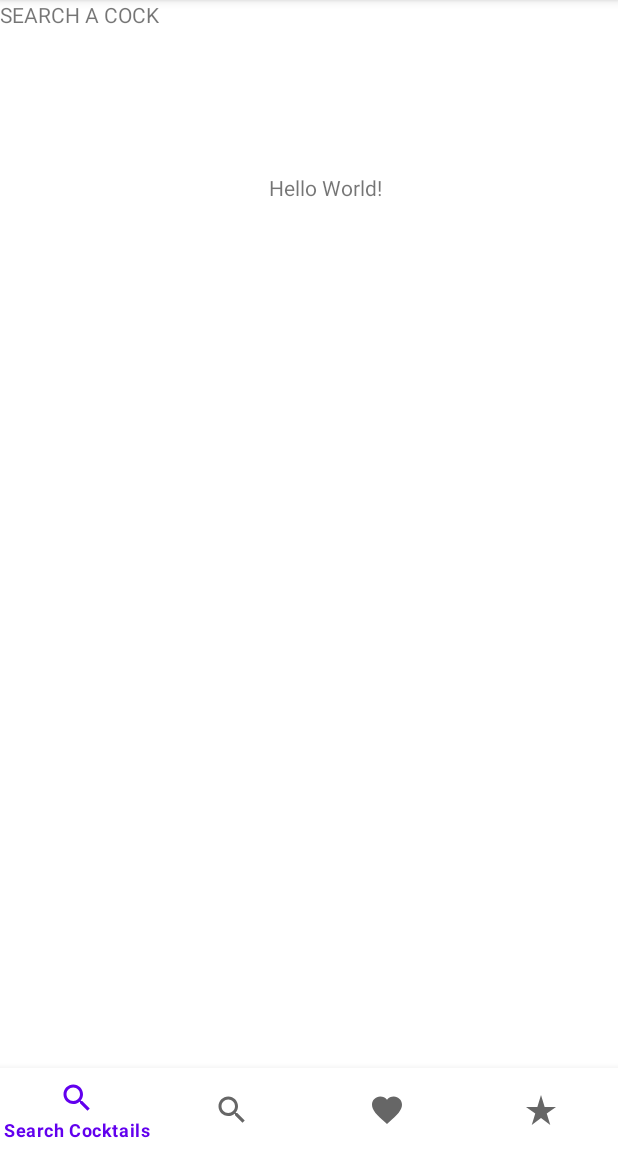
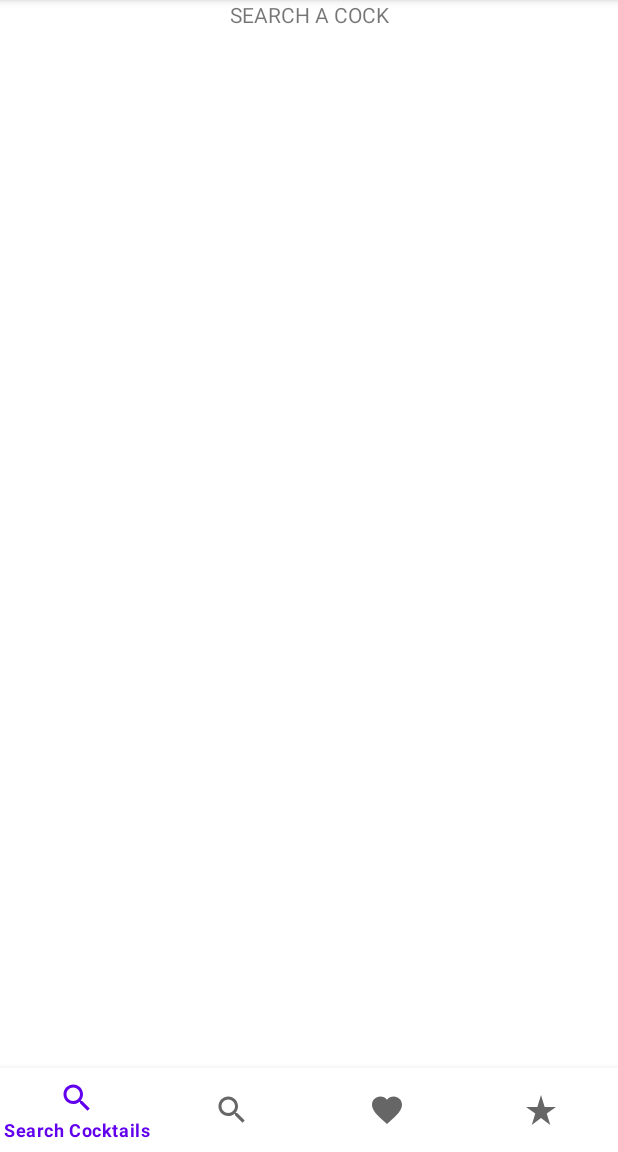
Before and after one commit to ZivSimchoni/ETZ_Cocktails, an Android app: the screen it shows after launch (MainActivity), on a phone screen of 412 x 824 dp, the part 84-1236 px from its top. Run offline under Robolectric (Android 15) with nearby library versions, the phone set to English and light mode, and no system bars; libraries missing offline, so code that uses them is left out: com.example; Roboto replaces fonts that are not available here.

Commit message:
Update layouts

```diff
--- a/app/src/main/java/com/example/ETZcocktails/MainActivity.kt
+++ b/app/src/main/java/com/example/ETZcocktails/MainActivity.kt
@@ -36,15 +36,12 @@ class MainActivity : AppCompatActivity() {
                 R.id.FavCocktails -> {replaceFragment(FavCocktails())
                     true
                 }
-
                 else -> {
                     replaceFragment(SearchCocktails())
                     true
                 }
             }
-
         }
-
     }
 
     private fun replaceFragment(fragment: Fragment) {
--- a/app/src/main/res/layout/activity_main.xml
+++ b/app/src/main/res/layout/activity_main.xml
@@ -6,17 +6,6 @@
     android:layout_width="match_parent"
     android:layout_height="match_parent"
     tools:context=".MainActivity">
-
-    <TextView
-        android:layout_width="wrap_content"
-        android:layout_height="wrap_content"
-        android:text="Hello World!"
-        app:layout_constraintBottom_toBottomOf="parent"
-        app:layout_constraintEnd_toEndOf="parent"
-        app:layout_constraintHorizontal_bias="0.532"
-        app:layout_constraintStart_toStartOf="parent"
-        app:layout_constraintTop_toTopOf="parent"
-        app:layout_constraintVertical_bias="0.154" />
 
     <FrameLayout
         android:id="@+id/frameLayout"
@@ -31,11 +20,13 @@
         android:id="@+id/bottomNavigationMenu"
         android:layout_width="match_parent"
         android:layout_height="wrap_content"
-        android:textAlignment="center"
         app:layout_constraintBottom_toBottomOf="parent"
         app:layout_constraintEnd_toEndOf="parent"
         app:layout_constraintStart_toStartOf="parent"
         app:menu="@menu/bottom_nav_menu"
-        android:scrollIndicators="left"/>
+        android:scrollIndicators="start"
+        android:textAlignment="center"
+        android:textDirection="locale"/>
+
 
 </androidx.constraintlayout.widget.ConstraintLayout>
--- a/app/src/main/res/layout/fragment_fav_cocktails.xml
+++ b/app/src/main/res/layout/fragment_fav_cocktails.xml
@@ -9,6 +9,7 @@
     <TextView
         android:layout_width="match_parent"
         android:layout_height="match_parent"
-        android:text="FAV" />
+        android:text="Favorite Cocks"
+        android:textAlignment="center"/>
 
 </FrameLayout>
--- a/app/src/main/res/layout/fragment_my_cocktails.xml
+++ b/app/src/main/res/layout/fragment_my_cocktails.xml
@@ -9,6 +9,7 @@
     <TextView
         android:layout_width="match_parent"
         android:layout_height="match_parent"
-        android:text="MY COCK" />
+        android:text="MY COCK"
+        android:textAlignment="center"/>
 
 </FrameLayout>
--- a/app/src/main/res/layout/fragment_search_cocktails.xml
+++ b/app/src/main/res/layout/fragment_search_cocktails.xml
@@ -9,6 +9,7 @@
     <TextView
         android:layout_width="match_parent"
         android:layout_height="match_parent"
-        android:text="SEARCH A COCK" />
+        android:text="SEARCH A COCK"
+        android:textAlignment="center"/>
 
 </FrameLayout>
--- a/app/src/main/res/layout/fragment_search_ingredient.xml
+++ b/app/src/main/res/layout/fragment_search_ingredient.xml
@@ -9,6 +9,7 @@
     <TextView
         android:layout_width="match_parent"
         android:layout_height="match_parent"
-        android:text="SEARCH Ingredient" />
+        android:text="SEARCH Ingredient"
+        android:textAlignment="center"/>
 
 </FrameLayout>
```
